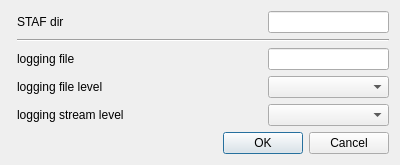
First picture: the form in XSTAF/ui/settingsDialog.ui, repository xcgspring/XSTAF, before the edit.
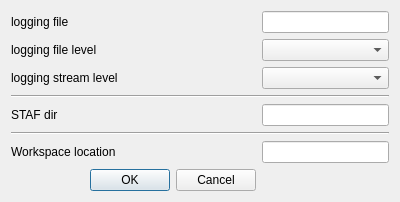
Second picture: the form after the edit. Icons and pictures are not drawn.

What changed in the file:
```diff
--- a/XSTAF/ui/settingsDialog.ui
+++ b/XSTAF/ui/settingsDialog.ui
@@ -7,7 +7,7 @@
     <x>0</x>
     <y>0</y>
     <width>400</width>
-    <height>157</height>
+    <height>189</height>
    </rect>
   </property>
   <property name="windowTitle">
@@ -18,81 +18,37 @@
     <normaloff>:/icons/icons/settings.png</normaloff>:/icons/icons/settings.png</iconset>
   </property>
   <layout class="QGridLayout" name="gridLayout">
-   <item row="0" column="2">
-    <spacer name="horizontalSpacer_2">
-     <property name="orientation">
-      <enum>Qt::Horizontal</enum>
-     </property>
-     <property name="sizeHint" stdset="0">
-      <size>
-       <width>132</width>
-       <height>20</height>
-      </size>
-     </property>
-    </spacer>
-   </item>
-   <item row="5" column="0" colspan="4">
-    <widget class="QDialogButtonBox" name="buttonBox">
-     <property name="orientation">
-      <enum>Qt::Horizontal</enum>
-     </property>
-     <property name="standardButtons">
-      <set>QDialogButtonBox::Cancel|QDialogButtonBox::Ok</set>
-     </property>
-    </widget>
-   </item>
-   <item row="0" column="1">
-    <widget class="QLabel" name="label">
-     <property name="text">
-      <string>STAF dir</string>
-     </property>
-    </widget>
-   </item>
-   <item row="0" column="3">
-    <widget class="QLineEdit" name="STAFDirEdit">
-     <property name="text">
-      <string/>
-     </property>
-    </widget>
-   </item>
-   <item row="2" column="3">
-    <widget class="QLineEdit" name="loggingFileEdit"/>
-   </item>
-   <item row="1" column="1" colspan="3">
-    <widget class="Line" name="line">
-     <property name="orientation">
-      <enum>Qt::Horizontal</enum>
-     </property>
-    </widget>
-   </item>
-   <item row="2" column="2">
-    <spacer name="horizontalSpacer">
-     <property name="orientation">
-      <enum>Qt::Horizontal</enum>
-     </property>
-     <property name="sizeHint" stdset="0">
-      <size>
-       <width>40</width>
-       <height>20</height>
-      </size>
-     </property>
-    </spacer>
-   </item>
-   <item row="2" column="1">
+   <item row="0" column="0">
     <widget class="QLabel" name="label_2">
      <property name="text">
       <string>logging file</string>
      </property>
     </widget>
    </item>
-   <item row="3" column="1">
+   <item row="0" column="1">
+    <spacer name="horizontalSpacer">
+     <property name="orientation">
+      <enum>Qt::Horizontal</enum>
+     </property>
+     <property name="sizeHint" stdset="0">
+      <size>
+       <width>40</width>
+       <height>20</height>
+      </size>
+     </property>
+    </spacer>
+   </item>
+   <item row="0" column="2">
+    <widget class="QLineEdit" name="loggingFileEdit"/>
+   </item>
+   <item row="1" column="0">
     <widget class="QLabel" name="label_3">
      <property name="text">
       <string>logging file level</string>
      </property>
     </widget>
    </item>
-   <item row="3" column="2">
+   <item row="1" column="1">
     <spacer name="horizontalSpacer_3">
      <property name="orientation">
       <enum>Qt::Horizontal</enum>
@@ -105,14 +61,17 @@
      </property>
     </spacer>
    </item>
-   <item row="4" column="1">
+   <item row="1" column="2">
+    <widget class="QComboBox" name="loggingFileLevel"/>
+   </item>
+   <item row="2" column="0">
     <widget class="QLabel" name="label_4">
      <property name="text">
       <string>logging stream level</string>
      </property>
     </widget>
    </item>
-   <item row="4" column="2">
+   <item row="2" column="1">
     <spacer name="horizontalSpacer_4">
      <property name="orientation">
       <enum>Qt::Horizontal</enum>
@@ -125,12 +84,83 @@
      </property>
     </spacer>
    </item>
-   <item row="3" column="3">
-    <widget class="QComboBox" name="loggingFileLevel"/>
-   </item>
-   <item row="4" column="3">
+   <item row="2" column="2">
     <widget class="QComboBox" name="loggingStreamLevel"/>
    </item>
+   <item row="3" column="0" colspan="3">
+    <widget class="Line" name="line_3">
+     <property name="orientation">
+      <enum>Qt::Horizontal</enum>
+     </property>
+    </widget>
+   </item>
+   <item row="4" column="0">
+    <widget class="QLabel" name="label">
+     <property name="text">
+      <string>STAF dir</string>
+     </property>
+    </widget>
+   </item>
+   <item row="4" column="1">
+    <spacer name="horizontalSpacer_2">
+     <property name="orientation">
+      <enum>Qt::Horizontal</enum>
+     </property>
+     <property name="sizeHint" stdset="0">
+      <size>
+       <width>132</width>
+       <height>20</height>
+      </size>
+     </property>
+    </spacer>
+   </item>
+   <item row="4" column="2">
+    <widget class="QLineEdit" name="STAFDirEdit">
+     <property name="text">
+      <string/>
+     </property>
+    </widget>
+   </item>
+   <item row="5" column="0" colspan="3">
+    <widget class="Line" name="line_2">
+     <property name="orientation">
+      <enum>Qt::Horizontal</enum>
+     </property>
+    </widget>
+   </item>
+   <item row="6" column="0">
+    <widget class="QLabel" name="label_5">
+     <property name="text">
+      <string>Workspace location</string>
+     </property>
+    </widget>
+   </item>
+   <item row="6" column="1">
+    <spacer name="horizontalSpacer_5">
+     <property name="orientation">
+      <enum>Qt::Horizontal</enum>
+     </property>
+     <property name="sizeHint" stdset="0">
+      <size>
+       <width>40</width>
+       <height>20</height>
+      </size>
+     </property>
+    </spacer>
+   </item>
+   <item row="6" column="2">
+    <widget class="QLineEdit" name="WorkspaceLocation"/>
+   </item>
+   <item row="7" column="0" colspan="2">
+    <widget class="QDialogButtonBox" name="buttonBox">
+     <property name="orientation">
+      <enum>Qt::Horizontal</enum>
+     </property>
+     <property name="standardButtons">
+      <set>QDialogButtonBox::Cancel|QDialogButtonBox::Ok</set>
+     </property>
+    </widget>
+   </item>
   </layout>
  </widget>
  <resources>
```
